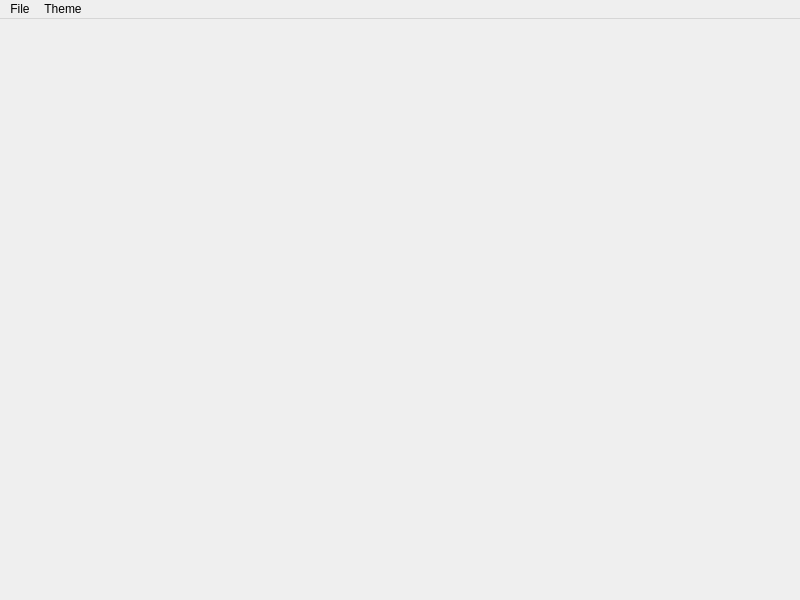
This is ui_files/MainUI.ui in derrian-distro/LoRA_Easy_Training_Scripts as Qt 5 draws it before an edit. The edited form follows.
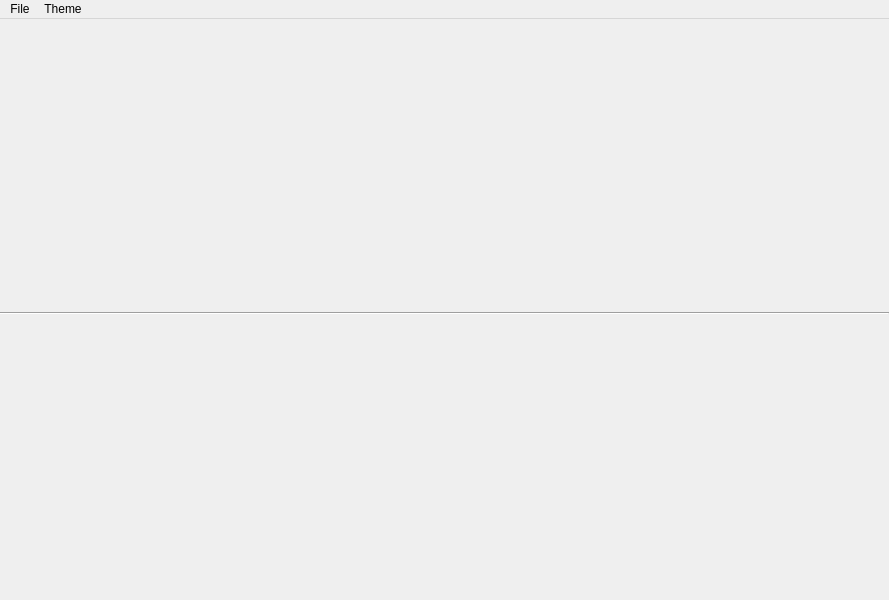
This is the edited form.

```diff
--- a/ui_files/MainUI.ui
+++ b/ui_files/MainUI.ui
@@ -6,20 +6,42 @@
    <rect>
     <x>0</x>
     <y>0</y>
-    <width>800</width>
+    <width>889</width>
     <height>600</height>
    </rect>
   </property>
   <property name="windowTitle">
    <string>MainWindow</string>
   </property>
-  <widget class="QWidget" name="centralwidget"/>
+  <widget class="QWidget" name="centralwidget">
+   <layout class="QVBoxLayout" name="verticalLayout">
+    <property name="leftMargin">
+     <number>0</number>
+    </property>
+    <property name="topMargin">
+     <number>9</number>
+    </property>
+    <property name="rightMargin">
+     <number>0</number>
+    </property>
+    <property name="bottomMargin">
+     <number>0</number>
+    </property>
+    <item>
+     <widget class="Line" name="line">
+      <property name="orientation">
+       <enum>Qt::Horizontal</enum>
+      </property>
+     </widget>
+    </item>
+   </layout>
+  </widget>
   <widget class="QMenuBar" name="menubar">
    <property name="geometry">
     <rect>
      <x>0</x>
      <y>0</y>
-     <width>800</width>
+     <width>889</width>
      <height>21</height>
     </rect>
    </property>
```
